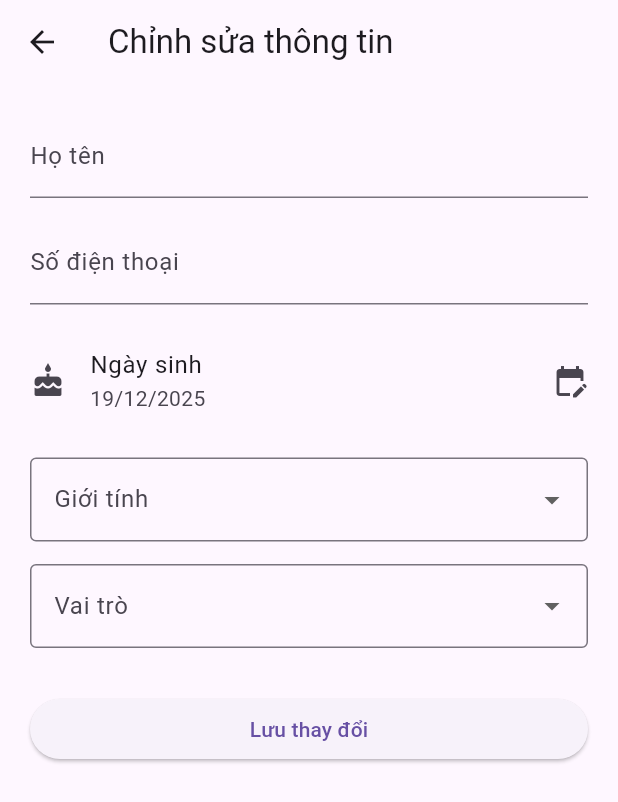
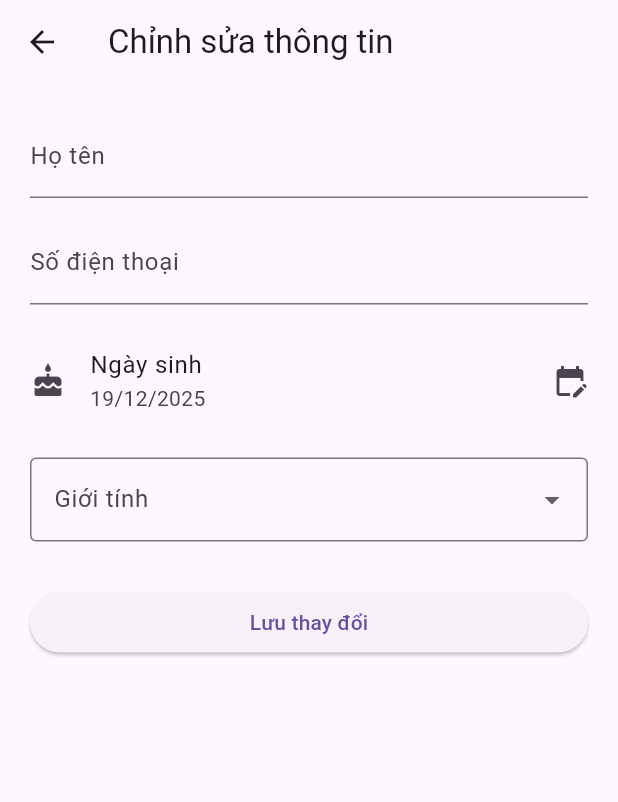
Before and after one commit to TungMinh1712/LapTrinhMobile, a Flutter app: the EditProfilePage screen opened directly, on a phone screen of 412 x 824 dp. Shown: the top 802 px of the screen. Run offline on Flutter 3.47's test engine with Material 3 defaults, Android fonts, the light colour scheme and no system bars; our stand-ins replace qr_flutter; accounts and stored records are empty.

Commit message:
fix profile

```diff
--- a/lib/screens/canhan_page.dart
+++ b/lib/screens/canhan_page.dart
@@ -39,9 +39,7 @@ class CaNhanPage extends StatelessWidget {
               radius: 50,
               child: Icon(Icons.person, size: 50),
             ),
-
             const SizedBox(height: 10),
-
             Text(
               user.name,
               style: const TextStyle(
@@ -49,27 +47,17 @@ class CaNhanPage extends StatelessWidget {
                 fontWeight: FontWeight.bold,
               ),
             ),
-
             Text(
               user.email,
               style: const TextStyle(color: Colors.grey),
             ),
-
             const SizedBox(height: 25),
-
             _infoTile(Icons.phone, "Số điện thoại", user.phone),
-
             _infoTile(Icons.cake, "Ngày sinh",
                 "${user.birthDate.day}/${user.birthDate.month}/${user.birthDate.year}"),
-
             _infoTile(Icons.wc, "Giới tính", user.gender),
-
-            _infoTile(Icons.badge, "Vai trò", user.role),
-
             _infoTile(Icons.email, "Email", user.email),
-
             const Spacer(),
-
             ElevatedButton.icon(
               icon: const Icon(Icons.logout),
               label: const Text("Đăng xuất"),
--- a/lib/screens/edit_profile_page.dart
+++ b/lib/screens/edit_profile_page.dart
@@ -15,17 +15,7 @@ class _EditProfilePageState extends State<EditProfilePage> {
   late DateTime selectedBirthDate;
   late String selectedGender;
 
-  final List<String> roles = [
-    "Người dùng",
-    "Bác sĩ",
-    "Quản trị viên",
-  ];
-
-  final List<String> genders = [
-    "Nam",
-    "Nữ",
-    "Khác",
-  ];
+  final List<String> genders = ["Nam", "Nữ"];
 
   @override
   void initState() {
@@ -112,30 +102,6 @@ class _EditProfilePageState extends State<EditProfilePage> {
                 },
               ),
 
-              const SizedBox(height: 15),
-
-              // Vai trò
-              DropdownButtonFormField<String>(
-                value: selectedRole,
-                decoration: const InputDecoration(
-                  labelText: "Vai trò",
-                  border: OutlineInputBorder(),
-                ),
-                items: roles
-                    .map(
-                      (role) => DropdownMenuItem(
-                        value: role,
-                        child: Text(role),
-                      ),
-                    )
-                    .toList(),
-                onChanged: (value) {
-                  setState(() {
-                    selectedRole = value!;
-                  });
-                },
-              ),
-
               const SizedBox(height: 30),
 
               // Lưu
```
Also changed, not shown: lib/screens/register_page.dart (+1 -15 lines).
